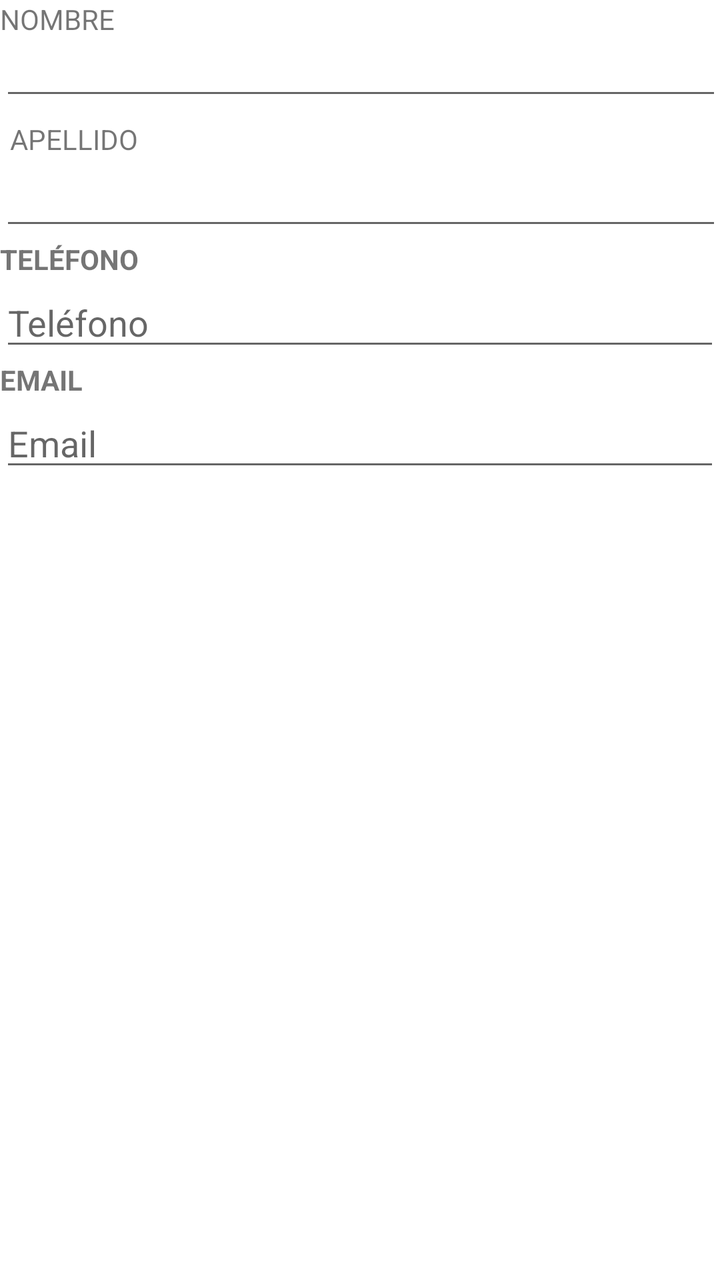
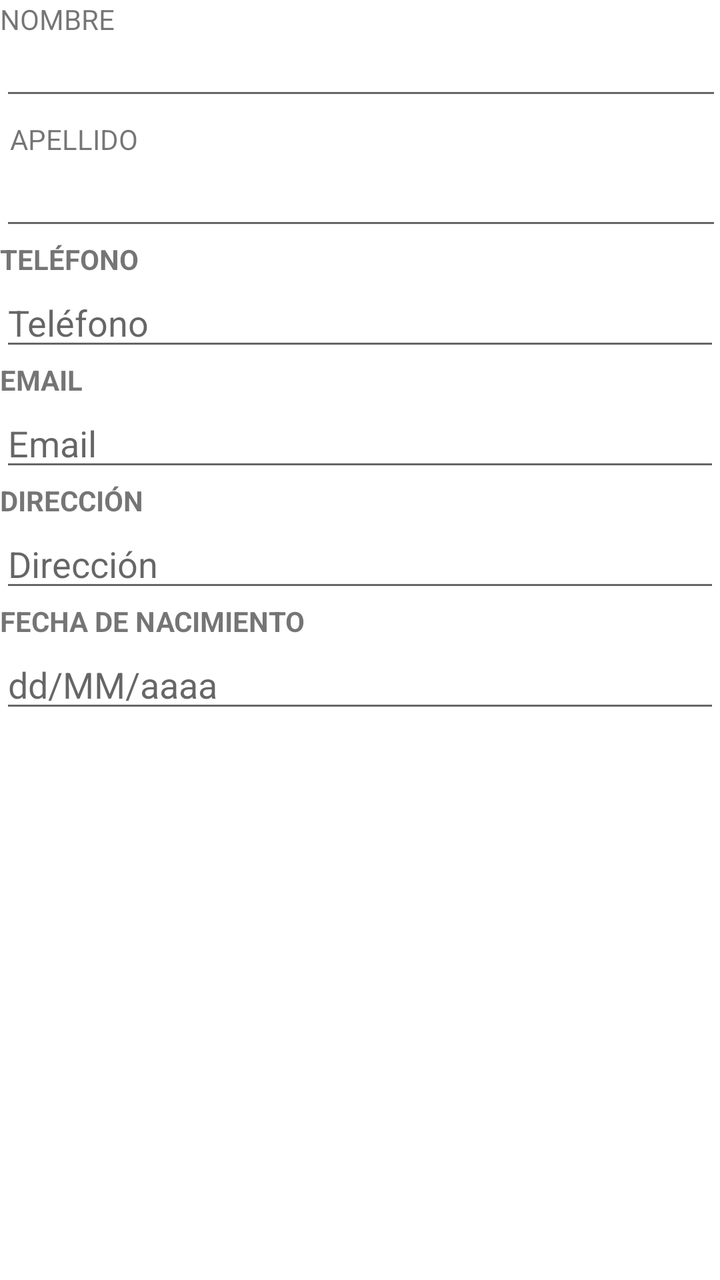

Before-and-after screenshots of an Android layout around one commit, followed by the original layout XML and the change that was made.
<!-- AndroidManifest.xml: application theme Theme.MaterialComponents.DayNight.DarkActionBar -->
<!-- res/layout/activity_agregar_contacto.xml -->
<?xml version="1.0" encoding="utf-8"?>
<TableLayout xmlns:android="http://schemas.android.com/apk/res/android"
    xmlns:app="http://schemas.android.com/apk/res-auto"
    xmlns:tools="http://schemas.android.com/tools"
    android:id="@+id/main"
    android:layout_width="match_parent"
    android:layout_height="match_parent"
    android:layout_margin="20dp"
    tools:context=".AgregarContacto">

    <TableRow
        android:layout_width="match_parent"
        android:layout_height="match_parent">

    <TextView
        android:layout_width="wrap_content"
        android:layout_height="wrap_content"
        android:text="NOMBRE" />

    </TableRow>

    <TableRow
        android:layout_width="match_parent"
        android:layout_height="match_parent">

        <EditText
            android:id="@+id/editTextNombre"
            android:layout_width="361dp"
            android:layout_height="wrap_content"
            android:ems="10"
            android:inputType="text"
            android:textSize="14sp" />
    </TableRow>

    <TableRow
        android:layout_width="match_parent"
        android:layout_height="match_parent"
        android:layout_margin="5dp">

        <TextView
            android:layout_width="wrap_content"
            android:layout_height="wrap_content"
            android:text="APELLIDO" />

    </TableRow>
    <TableRow
        android:layout_width="match_parent"
        android:layout_height="match_parent">

        <EditText
            android:id="@+id/editTextApellido"
            android:layout_width="match_parent"
            android:layout_height="wrap_content"
            android:ems="10"
            android:inputType="text"
            android:textSize="14sp" />
    </TableRow>

    <TableRow>
        <TextView
            android:layout_width="wrap_content"
            android:layout_height="wrap_content"
            android:text="TELÉFONO"
            android:textStyle="bold" />
    </TableRow>

    <TableRow>
        <EditText
            android:id="@+id/editTextTelefono"
            android:layout_width="0dp"
            android:layout_height="wrap_content"
            android:layout_weight="1"
            android:hint="Teléfono"
            android:inputType="phone" />

    </TableRow>

    <TableRow>
        <TextView
            android:layout_width="wrap_content"
            android:layout_height="wrap_content"
            android:text="EMAIL"
            android:textStyle="bold" />
    </TableRow>

    <TableRow>
        <EditText
            android:id="@+id/editTextEmail"
            android:layout_width="0dp"
            android:layout_height="wrap_content"
            android:layout_weight="1"
            android:hint="Email"
            android:inputType="textEmailAddress" />

    </TableRow>

</TableLayout>
<!-- resources referenced by this layout -->
<resources>

</resources>

<!-- the commit's change to res/layout/activity_agregar_contacto.xml (unified diff, before → after) -->
@@ -94,4 +94,40 @@
 
     </TableRow>
 
+    <TableRow>
+        <TextView
+            android:layout_width="wrap_content"
+            android:layout_height="wrap_content"
+            android:text="DIRECCIÓN"
+            android:textStyle="bold" />
+    </TableRow>
+
+    <TableRow>
+        <EditText
+            android:id="@+id/editTextDireccion"
+            android:layout_width="0dp"
+            android:layout_height="wrap_content"
+            android:layout_weight="1"
+            android:hint="Dirección"
+            android:inputType="textPostalAddress" />
+    </TableRow>
+
+    <TableRow>
+        <TextView
+            android:layout_width="wrap_content"
+            android:layout_height="wrap_content"
+            android:text="FECHA DE NACIMIENTO"
+            android:textStyle="bold" />
+    </TableRow>
+
+    <TableRow>
+        <EditText
+            android:id="@+id/editTextFechaNacimiento"
+            android:layout_width="0dp"
+            android:layout_height="wrap_content"
+            android:layout_weight="1"
+            android:hint="dd/MM/aaaa"
+            android:inputType="date" />
+    </TableRow>
+
 </TableLayout>
